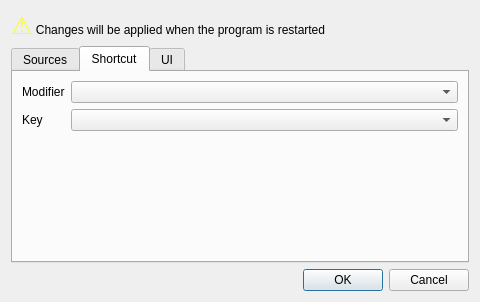
Old version of the form settings.ui in the repository ltworf/trabucco.
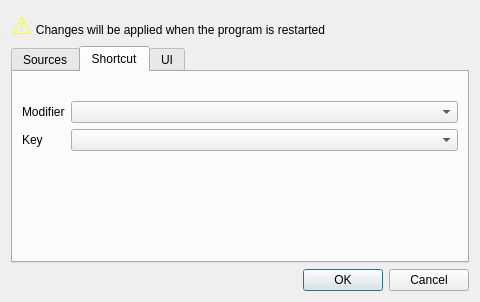
New version of the form. The open tabs and pages were chosen to show the change.

Commit message:
New slot in settings for grab fail
To make the settings pop up with an error when key grab fails

```diff
--- a/settings.ui
+++ b/settings.ui
@@ -79,7 +79,7 @@
        <string>Shortcut</string>
       </attribute>
       <layout class="QFormLayout" name="formLayout">
-       <item row="0" column="0">
+       <item row="1" column="0">
         <widget class="QLabel" name="label_2">
          <property name="text">
           <string>Modifier</string>
@@ -89,19 +89,26 @@
          </property>
         </widget>
        </item>
-       <item row="0" column="1">
+       <item row="1" column="1">
         <widget class="QComboBox" name="cmbModifier"/>
        </item>
-       <item row="1" column="0">
+       <item row="2" column="0">
         <widget class="QLabel" name="label_3">
          <property name="text">
           <string>Key</string>
          </property>
         </widget>
        </item>
-       <item row="1" column="1">
+       <item row="2" column="1">
         <widget class="QComboBox" name="cmbKey"/>
        </item>
+       <item row="0" column="1">
+        <widget class="QLabel" name="lblGrabError">
+         <property name="text">
+          <string/>
+         </property>
+        </widget>
+       </item>
       </layout>
      </widget>
      <widget class="QWidget" name="tab_3">
```
The commit also changes 2 other files.
